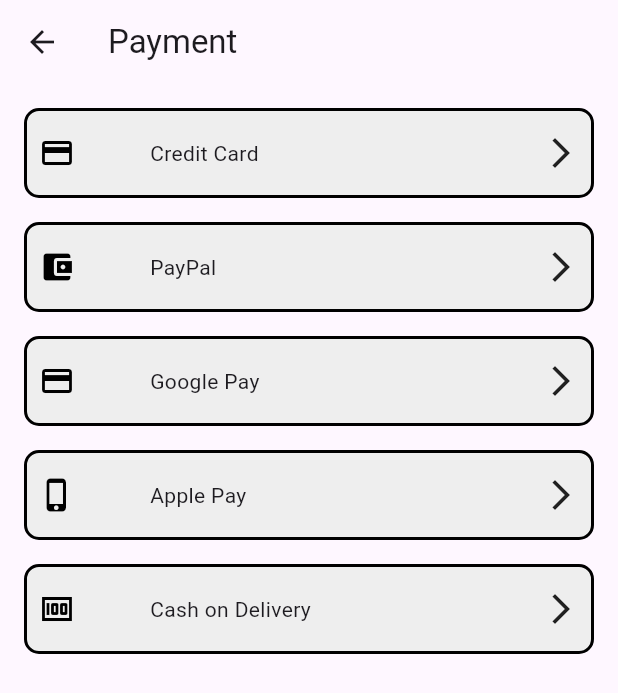
After one commit to mdshakilhossain720/MVVMAPI, a Flutter app: the screen it shows after launch, after a tap on "Payment Screen New", on a phone screen of 412 x 824 dp. The commit adds this screen. Shown: the top 693 px of the screen. Run offline on Flutter 3.47's test engine with Material 3 defaults, Android fonts, the phone set to English and light mode, and no system bars; our stand-ins replace cached_network_image, dio, firebase_core, firebase_messaging, flutter_easyloading, flutter_local_notifications and 6 more; missing offline and left inert: flutter_inappwebview; accounts and stored records are empty.

Commit message:
paymen ui

```diff
--- a/lib/view/all_route_screen.dart
+++ b/lib/view/all_route_screen.dart
@@ -1,6 +1,7 @@
 import 'package:flutter/material.dart';
 
 import 'auth/registration.dart';
+import 'new_payment/payment.dart';
 import 'payment/payment_screen.dart';
 
 class AllRouteScreen extends StatelessWidget {
@@ -39,7 +40,9 @@
             SizedBox(
             height: 50,
             width: double.infinity,
-            child: ElevatedButton(onPressed: () {}, child: Text("Home Screen"))),
+            child: ElevatedButton(onPressed: () {
+              Navigator.push(context,MaterialPageRoute(builder: (context) =>  PaymentScreenNew (),));
+            }, child: Text("Payment Screen New"))),
             SizedBox(
             height: 10,),
         ],
--- /dev/null
+++ b/lib/view/new_payment/payment.dart
@@ -0,0 +1,90 @@
+import 'package:flutter/material.dart';
+
+class PaymentScreenNew extends StatefulWidget {
+  const PaymentScreenNew({super.key});
+
+  @override
+  State<PaymentScreenNew> createState() => _PaymentScreenNewState();
+}
+
+class _PaymentScreenNewState extends State<PaymentScreenNew> {
+  PaymentType selectedPaymentType = PaymentType.none;
+  int? selectedIndex;
+  final List<Map<String, dynamic>> paymentMethods = [
+    {"name": "Credit Card", "icon": Icons.credit_card},
+    {"name": "PayPal", "icon": Icons.account_balance_wallet},
+    {"name": "Google Pay", "icon": Icons.payment},
+    {"name": "Apple Pay", "icon": Icons.phone_iphone},
+    {"name": "Cash on Delivery", "icon": Icons.money},
+  ];
+  @override
+  Widget build(BuildContext context) {
+    return Scaffold(
+      appBar: AppBar(
+        title: const Text('Payment'),
+      ),
+      body: Padding(
+        padding: const EdgeInsets.all(8.0),
+        child: Column(children: [
+          Expanded(
+            child: ListView.builder(
+                itemCount: paymentMethods.length,
+                shrinkWrap: true,
+                primary: false,
+                itemBuilder: (context, index) {
+                  return GestureDetector(
+                    onTap: () {
+                      setState(() {
+                        selectedIndex = index; // Update selected index
+                      });
+                    },
+                    child: Padding(
+                      padding: const EdgeInsets.all(8.0),
+                      child: Container(
+                          height: 60,
+                          decoration: BoxDecoration(
+                            color: Colors.grey[200],
+                            borderRadius: BorderRadius.circular(10),
+                            border: Border.all(
+                              color: selectedIndex == index
+                                  ? Colors.blue // Change color when selected
+                                  : Colors.black, // Default color
+                              width: 2, // Make border more visible
+                            ),
+                          ),
+                          child: Column(
+                              mainAxisAlignment: MainAxisAlignment.center,
+                              children: [
+                                Padding(
+                                  padding: const EdgeInsets.all(8.0),
+                                  child: Row(
+                                    mainAxisAlignment: MainAxisAlignment.center,
+                                    crossAxisAlignment: CrossAxisAlignment.center,
+                                    children: [
+                                       Icon(
+                                paymentMethods[index]["icon"],
+                                color: selectedIndex == index
+                                    ? Colors.blue
+                                    : Colors.black,
+                              ),
+                                      SizedBox(
+                                        width: 50,
+                                      ),
+                                      Text(paymentMethods[index]["name"],),
+                                      Spacer(),
+                                      Icon(Icons.arrow_forward_ios),
+                                    ],
+                                  ),
+                                )
+                              ])),
+                    ),
+                  );
+                }),
+          )
+        ]),
+      ),
+    );
+  }
+}
+
+enum PaymentType { cash, online, none }
--- a/lib/view/payment/payment_screen.dart
+++ b/lib/view/payment/payment_screen.dart
@@ -49,6 +49,7 @@
           .data
           .paymentGateways
           .length,
+
       itemBuilder: (context, index) {
         final paymentMethod = ref
             .read(masterControllerProvider.notifier)
```
Also changed, not shown: lib/view/new_payment/widgets/web_view_payment.dart (added, +99 -0 lines), lib/view/new_payment/widgets/payment_card.dart (added), lib/view/payment/done_icon.svg (deleted).
